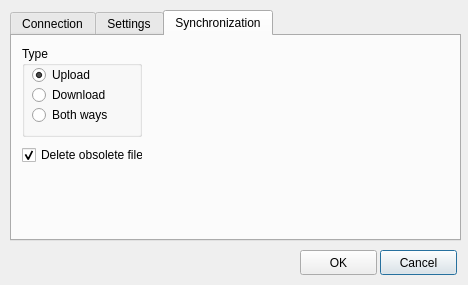
The window that trunk/FTPSynchronizer/ConnectionDialog.ui (martin-kudlicka/ftp-synchronizer) describes before a commit, drawn with Qt 5.
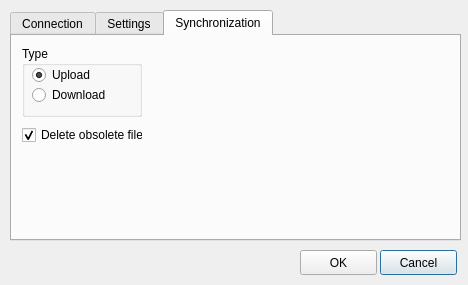
The same window after the commit. The open tabs and pages were chosen to show the change.

Commit message: + modifying and removing connections + show some info about selected connection

Patch:
```diff
--- a/trunk/FTPSynchronizer/ConnectionDialog.ui
+++ b/trunk/FTPSynchronizer/ConnectionDialog.ui
@@ -269,7 +269,7 @@
        <x>10</x>
        <y>10</y>
        <width>120</width>
-       <height>91</height>
+       <height>71</height>
       </rect>
      </property>
      <property name="title" >
@@ -304,25 +304,12 @@
        <string>Download</string>
       </property>
      </widget>
-     <widget class="QRadioButton" name="rbBothWays" >
-      <property name="geometry" >
-       <rect>
-        <x>10</x>
-        <y>60</y>
-        <width>83</width>
-        <height>18</height>
-       </rect>
-      </property>
-      <property name="text" >
-       <string>Both ways</string>
-      </property>
-     </widget>
     </widget>
     <widget class="QCheckBox" name="cbDeleteObsoleteFiles" >
      <property name="geometry" >
       <rect>
        <x>10</x>
-       <y>110</y>
+       <y>90</y>
        <width>121</width>
        <height>18</height>
       </rect>
```
The commit also changes 12 other files.
